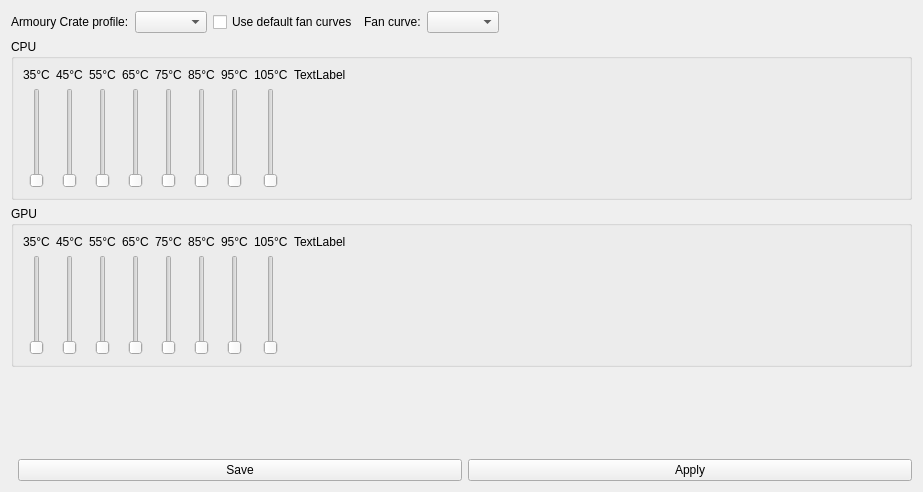
Old version of the form src/ui/fansTab/FansTab.ui in the repository ioerrorle/G14ControlPP.
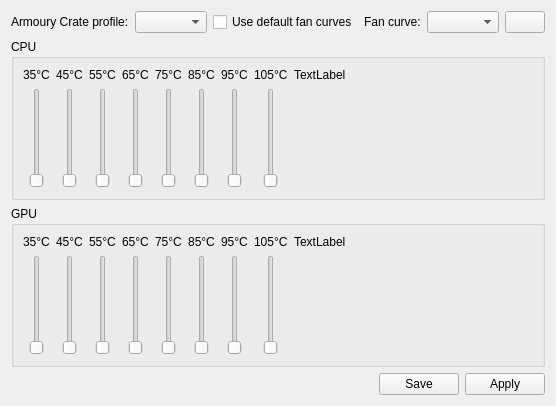
New version of the form.

The edit to the form file:
```diff
--- a/src/ui/fansTab/FansTab.ui
+++ b/src/ui/fansTab/FansTab.ui
@@ -2,17 +2,9 @@
 <ui version="4.0">
  <class>FansTab</class>
  <widget class="QWidget" name="FansTab">
-  <property name="geometry">
-   <rect>
-    <x>0</x>
-    <y>0</y>
-    <width>923</width>
-    <height>492</height>
-   </rect>
-  </property>
   <layout class="QVBoxLayout" name="verticalLayout" stretch="0,0,0,1,0">
    <item>
-    <layout class="QHBoxLayout" name="horizontalLayout" stretch="0,0,0,0,0,0">
+    <layout class="QHBoxLayout" name="horizontalLayout" stretch="0,0,0,0,0,0,0">
      <item>
       <widget class="QLabel" name="label">
        <property name="text">
@@ -48,6 +40,13 @@
        </property>
       </widget>
      </item>
+     <item>
+      <widget class="QPushButton" name="deleteProfile">
+       <property name="text">
+        <string/>
+       </property>
+      </widget>
+     </item>
      <item>
       <spacer name="horizontalSpacer">
        <property name="orientation">
@@ -417,6 +416,12 @@
      <property name="orientation">
       <enum>Qt::Vertical</enum>
      </property>
+     <property name="sizeHint" stdset="0">
+      <size>
+       <width>0</width>
+       <height>0</height>
+      </size>
+     </property>
     </spacer>
    </item>
    <item>
@@ -426,6 +431,12 @@
        <property name="orientation">
         <enum>Qt::Horizontal</enum>
        </property>
+       <property name="sizeHint" stdset="0">
+        <size>
+         <width>0</width>
+         <height>0</height>
+        </size>
+       </property>
       </spacer>
      </item>
      <item>
```
